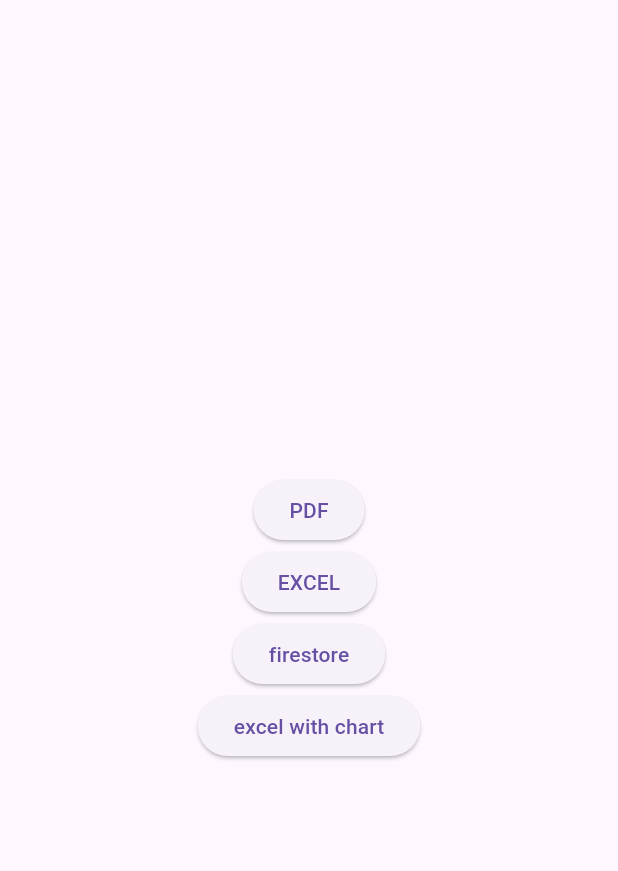
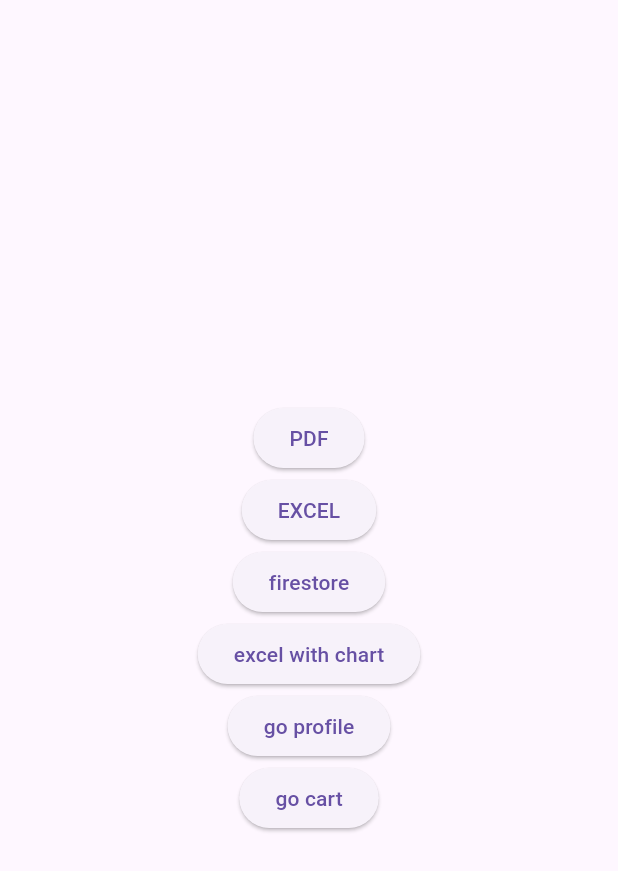
Before and after one commit to fr4nsgallegos/exportsandchartsg8, a Flutter app: the screen it shows after launch, on a phone screen of 412 x 824 dp. Shown: the top 871 px of the screen. Run offline on Flutter 3.47's test engine with Material 3 defaults, Android fonts, the phone set to English and light mode, and no system bars; our stand-ins replace cloud_firestore, firebase_core, go_router, open_file, pdf; missing offline and left inert: syncfusion_flutter_xlsio, syncfusion_officechart; accounts and stored records are empty.

```diff
--- a/lib/main.dart
+++ b/lib/main.dart
@@ -1,17 +1,55 @@
 import 'package:exportsandchartsg8/firebase_options.dart';
+import 'package:exportsandchartsg8/pages/cart_page.dart';
 import 'package:exportsandchartsg8/pages/home_page.dart';
+import 'package:exportsandchartsg8/pages/profile_page.dart';
 import 'package:firebase_core/firebase_core.dart';
 import 'package:flutter/material.dart';
+import 'package:go_router/go_router.dart';
 
 void main() async {
   WidgetsFlutterBinding.ensureInitialized();
-
   await Firebase.initializeApp(
     options: DefaultFirebaseOptions.currentPlatform,
   );
+
   runApp(
-    MaterialApp(
-      home: HomePage(),
-    ),
+    MyApp(),
+    // MaterialApp(
+    //   home: HomePage(),
+    // ),
   );
 }
+
+final GoRouter _goRouter = GoRouter(
+  initialLocation: '/',
+  routes: [
+    GoRoute(
+        path: '/',
+        builder: (BuildContext context, GoRouterState state) {
+          return HomePage();
+        }),
+    GoRoute(
+        path: '/cart',
+        builder: (BuildContext context, GoRouterState state) {
+          return CartPage();
+        }),
+    GoRoute(
+        path: '/profile',
+        builder: (BuildContext context, GoRouterState state) {
+          return ProfilePage();
+        }),
+  ],
+);
+
+class MyApp extends StatelessWidget {
+  const MyApp({super.key});
+
+  @override
+  Widget build(BuildContext context) {
+    return MaterialApp.router(
+      routeInformationParser: _goRouter.routeInformationParser,
+      routerDelegate: _goRouter.routerDelegate,
+      routeInformationProvider: _goRouter.routeInformationProvider,
+    );
+  }
+}
--- a/lib/pages/home_page.dart
+++ b/lib/pages/home_page.dart
@@ -2,7 +2,10 @@ import 'dart:io';
 import 'dart:typed_data';
 
 import 'package:cloud_firestore/cloud_firestore.dart';
+import 'package:exportsandchartsg8/pages/cart_page.dart';
+import 'package:exportsandchartsg8/pages/profile_page.dart';
 import 'package:flutter/material.dart';
+import 'package:go_router/go_router.dart';
 import 'package:open_file/open_file.dart';
 import 'package:path/path.dart';
 import 'package:path_provider/path_provider.dart';
@@ -185,6 +188,16 @@ class HomePage extends StatelessWidget {
                 },
                 child: Text("excel with chart"),
               ),
+              ElevatedButton(
+                onPressed: () {
+                  context.go("/profile");
+                },
+                child: Text("go profile"),
+              ),
+              ElevatedButton(
+                onPressed: () {},
+                child: Text("go cart"),
+              ),
             ],
           ),
         ),
--- a/pubspec.yaml
+++ b/pubspec.yaml
@@ -39,6 +39,8 @@ dependencies:
   pdf: ^3.11.0
   syncfusion_flutter_xlsio: ^26.2.4
   syncfusion_officechart: ^26.2.4
+  go_router: ^14.2.1
+  fl_chart: ^0.68.0
 
 dev_dependencies:
   # flutter_lints: ^3.0.0
```
Also changed, not shown: lib/pages/cart_page.dart (added, +12 -0 lines), lib/pages/profile_page.dart (added, +12 -0 lines), pubspec.lock.
